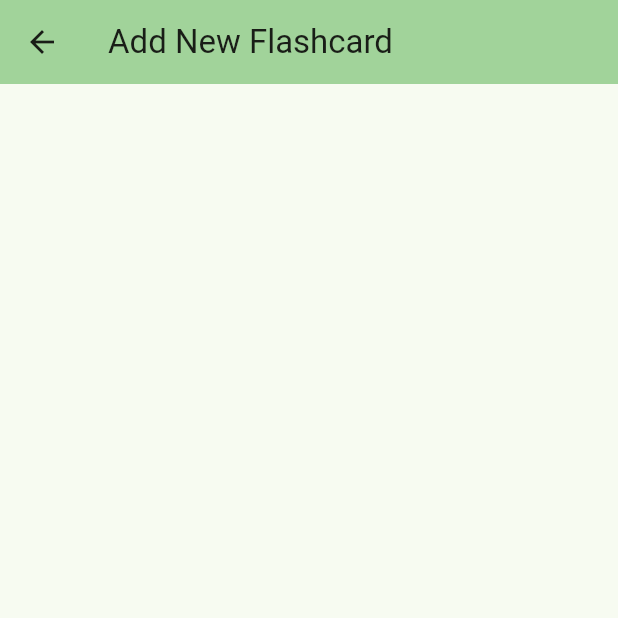
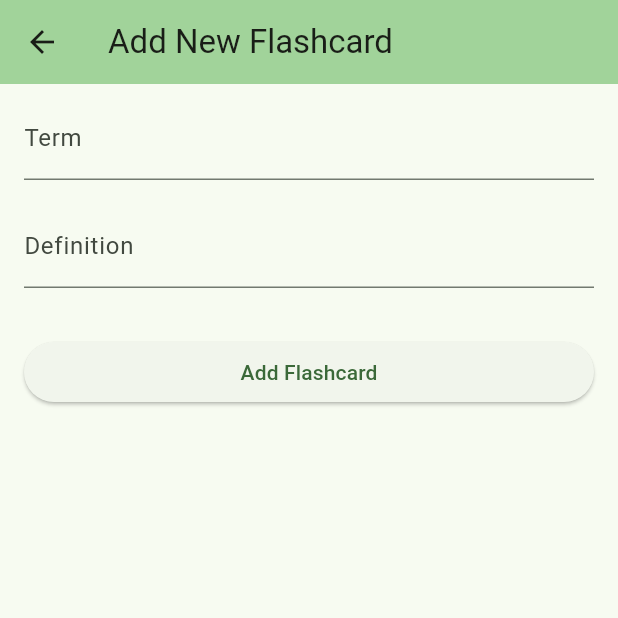
Before and after one commit to aaaluzzi/flashcards_app, a Flutter app: the screen it shows after launch, after a tap on the "add" icon, on a phone screen of 412 x 824 dp, the top half of it. Run offline on Flutter 3.47's test engine with Material 2 defaults, Android fonts, the phone set to English and light mode, and no system bars.

Commit message:
Implement add flashcard page

```diff
--- /dev/null
+++ b/lib/add_flashcard.dart
@@ -0,0 +1,95 @@
+import 'package:flashcards/flashcard_data.dart';
+import 'package:flutter/material.dart';
+import 'package:provider/provider.dart';
+
+import 'main.dart';
+
+class AddFlashcardPage extends StatelessWidget {
+  const AddFlashcardPage({super.key});
+  @override
+  Widget build(BuildContext context) {
+    var appState = context.watch<FlashcardsState>();
+
+    return Scaffold(
+      appBar: AppBar(
+        backgroundColor: Theme.of(context).colorScheme.inversePrimary,
+        title: const Text("Add New Flashcard"),
+      ),
+      body: Center(
+        child: AddFlashcardForm(
+          onSubmit: (term, definition) {
+            appState.add(FlashcardData(term, definition));
+            Navigator.pop(context);
+          },
+        ),
+      ),
+    );
+  }
+}
+
+class AddFlashcardForm extends StatefulWidget {
+  final void Function(String term, String definition) onSubmit;
+
+  const AddFlashcardForm({super.key, required this.onSubmit});
+
+  @override
+  AddFlashcardFormState createState() => AddFlashcardFormState();
+}
+
+class AddFlashcardFormState extends State<AddFlashcardForm> {
+  final _formKey = GlobalKey<FormState>();
+  String term = '';
+  String definition = '';
+
+  void _submitForm() {
+    if (_formKey.currentState!.validate()) {
+      _formKey.currentState!.save();
+      widget.onSubmit(term, definition);
+    }
+  }
+
+  @override
+  Widget build(BuildContext context) {
+    return Form(
+      key: _formKey,
+      child: Padding(
+        padding: const EdgeInsets.symmetric(horizontal: 16.0, vertical: 8.0),
+        child: Column(
+          crossAxisAlignment: CrossAxisAlignment.stretch,
+          children: [
+            TextFormField(
+              decoration: const InputDecoration(labelText: 'Term'),
+              validator: (value) {
+                if (value == null || value.isEmpty) {
+                  return 'Please enter a term';
+                }
+                return null;
+              },
+              onSaved: (value) {
+                term = value!;
+              },
+            ),
+            const SizedBox(height: 16),
+            TextFormField(
+              decoration: const InputDecoration(labelText: 'Definition'),
+              validator: (value) {
+                if (value == null || value.isEmpty) {
+                  return 'Please enter a definition';
+                }
+                return null;
+              },
+              onSaved: (value) {
+                definition = value!;
+              },
+            ),
+            const SizedBox(height: 32),
+            ElevatedButton(
+              onPressed: _submitForm,
+              child: const Text('Add Flashcard'),
+            ),
+          ],
+        ),
+      ),
+    );
+  }
+}
--- a/lib/main.dart
+++ b/lib/main.dart
@@ -1,6 +1,8 @@
 import 'package:flashcards/flashcard_data.dart';
 import 'package:flutter/material.dart';
 import 'package:provider/provider.dart';
+
+import 'add_flashcard.dart';
 
 class FlashcardsState extends ChangeNotifier {
   final List<FlashcardData> flashcards = [
@@ -66,8 +68,10 @@ class MyHomePage extends StatelessWidget {
         ),
         floatingActionButton: FloatingActionButton(
           onPressed: () {
-            Navigator.push(context,
-                MaterialPageRoute(builder: (context) => AddFlashcardPage()));
+            Navigator.push(
+                context,
+                MaterialPageRoute(
+                    builder: (context) => const AddFlashcardPage()));
           },
           tooltip: 'Add Flashcard',
           child: const Icon(Icons.add),
@@ -76,15 +80,3 @@ class MyHomePage extends StatelessWidget {
     );
   }
 }
-
-class AddFlashcardPage extends StatelessWidget {
-  @override
-  Widget build(BuildContext context) {
-    return Scaffold(
-      appBar: AppBar(
-        backgroundColor: Theme.of(context).colorScheme.inversePrimary,
-        title: const Text("Add New Flashcard"),
-      ),
-    );
-  }
-}
```
